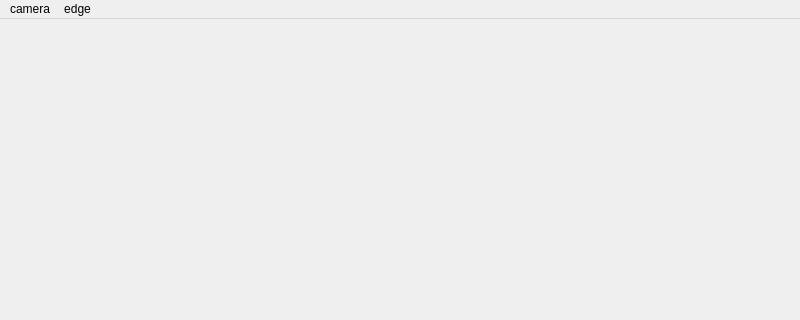
First picture: the form in main.ui, repository s-woon/PyQT5, before the edit; both pictures show x 0 to 800 and y 0 to 320 of the 800 by 682 pixel window.
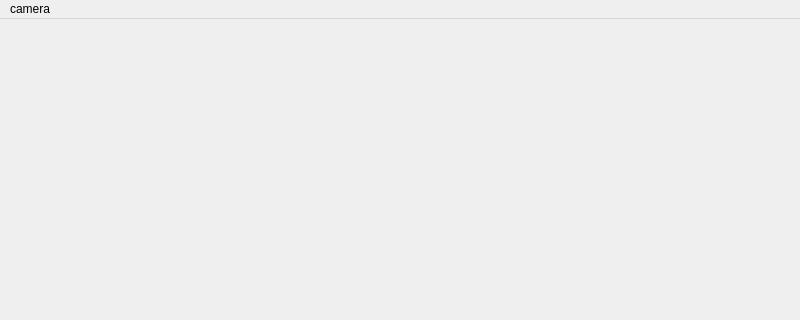
Second picture: the form after the edit.

```diff
--- a/main.ui
+++ b/main.ui
@@ -72,15 +72,10 @@
     </property>
     <addaction name="actionhome"/>
     <addaction name="actionface"/>
-   </widget>
-   <widget class="QMenu" name="menuedge">
-    <property name="title">
-     <string>edge</string>
-    </property>
-    <addaction name="actionedge"/>
+    <addaction name="actionedges"/>
+    <addaction name="actionaffine"/>
    </widget>
    <addaction name="menucamera"/>
-   <addaction name="menuedge"/>
   </widget>
   <widget class="QStatusBar" name="statusbar"/>
   <action name="actionset">
```
Left out of the diff: 10 changed lines with no effect on the pictures.
